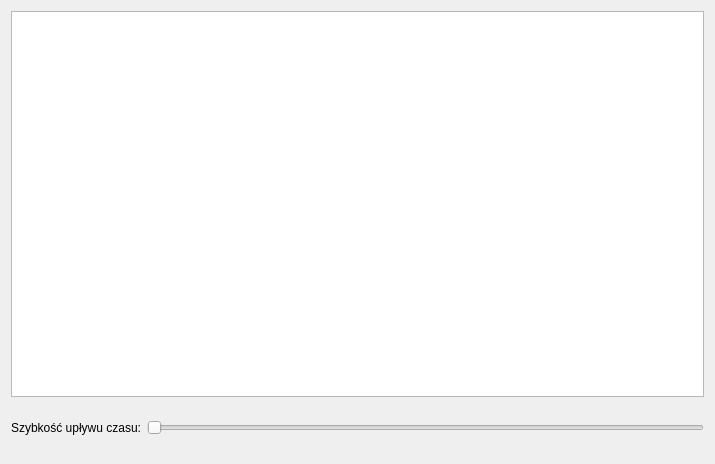
ppawel11/True-Life, file src/TrueLife/View/simuwidget.ui: the form before one commit.
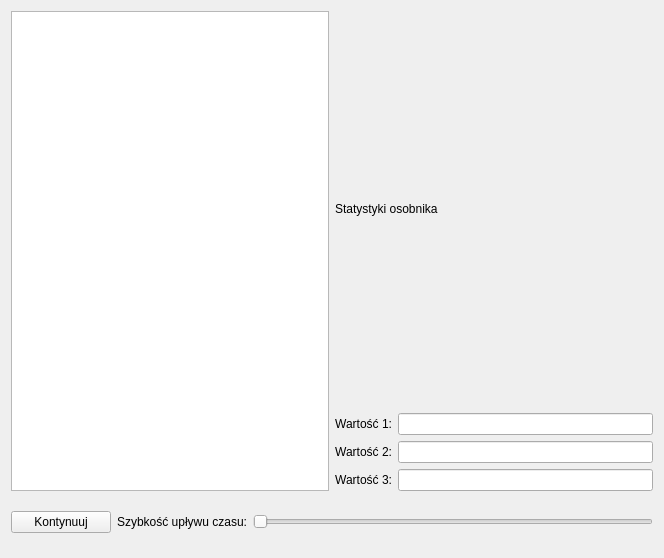
The form after the commit.

Patch:
```diff
--- a/src/TrueLife/View/simuwidget.ui
+++ b/src/TrueLife/View/simuwidget.ui
@@ -6,19 +6,82 @@
    <rect>
     <x>0</x>
     <y>0</y>
-    <width>715</width>
-    <height>464</height>
+    <width>664</width>
+    <height>558</height>
    </rect>
   </property>
   <property name="windowTitle">
    <string>Form</string>
   </property>
-  <layout class="QGridLayout" name="gridLayout">
+  <layout class="QGridLayout" name="gridLayout_2">
    <item row="0" column="0">
     <widget class="QGraphicsView" name="graphicsView"/>
    </item>
-   <item row="1" column="0">
+   <item row="0" column="1">
+    <layout class="QGridLayout" name="gridLayout">
+     <item row="0" column="0" colspan="2">
+      <widget class="QLabel" name="label_5">
+       <property name="text">
+        <string>Statystyki osobnika</string>
+       </property>
+      </widget>
+     </item>
+     <item row="1" column="0">
+      <widget class="QLabel" name="label_2">
+       <property name="text">
+        <string>Wartość 1:</string>
+       </property>
+       <property name="alignment">
+        <set>Qt::AlignRight|Qt::AlignTrailing|Qt::AlignVCenter</set>
+       </property>
+      </widget>
+     </item>
+     <item row="1" column="1">
+      <widget class="QLineEdit" name="lineEdit"/>
+     </item>
+     <item row="2" column="0">
+      <widget class="QLabel" name="label_3">
+       <property name="text">
+        <string>Wartość 2:</string>
+       </property>
+       <property name="alignment">
+        <set>Qt::AlignRight|Qt::AlignTrailing|Qt::AlignVCenter</set>
+       </property>
+      </widget>
+     </item>
+     <item row="2" column="1">
+      <widget class="QLineEdit" name="lineEdit_2"/>
+     </item>
+     <item row="3" column="0">
+      <widget class="QLabel" name="label_4">
+       <property name="text">
+        <string>Wartość 3:</string>
+       </property>
+       <property name="alignment">
+        <set>Qt::AlignRight|Qt::AlignTrailing|Qt::AlignVCenter</set>
+       </property>
+      </widget>
+     </item>
+     <item row="3" column="1">
+      <widget class="QLineEdit" name="lineEdit_3"/>
+     </item>
+    </layout>
+   </item>
+   <item row="1" column="0" colspan="2">
     <layout class="QHBoxLayout" name="horizontalLayout">
+     <item>
+      <widget class="QPushButton" name="playPauseButton">
+       <property name="minimumSize">
+        <size>
+         <width>100</width>
+         <height>0</height>
+        </size>
+       </property>
+       <property name="text">
+        <string>Kontynuuj</string>
+       </property>
+      </widget>
+     </item>
      <item>
       <widget class="QLabel" name="label">
        <property name="text">
```
